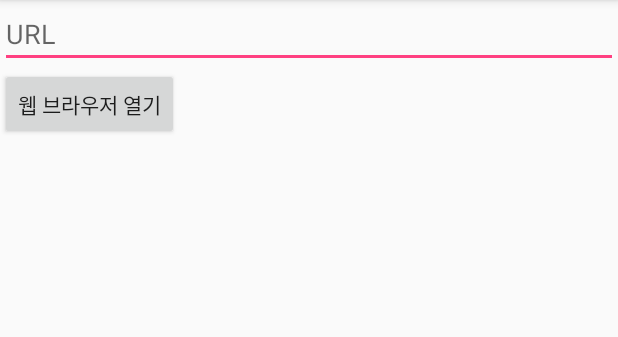
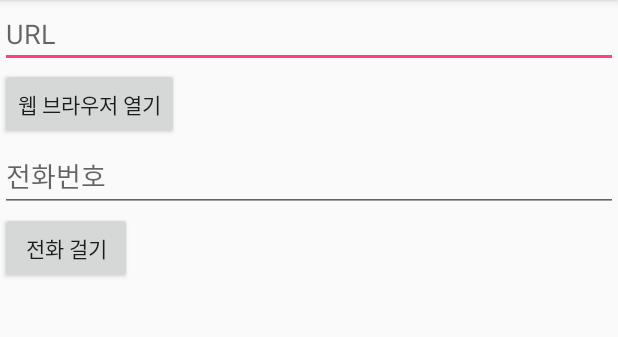
Before and after one commit to suwonsmartapp/Android6ki, an Android app: the ImplicitIntentActivity screen opened directly, with no data from a screen before it, on a phone screen of 412 x 824 dp, the part 84-421 px from its top. Run offline under Robolectric (Android 15) with nearby library versions, the phone set to English and light mode, and no system bars.

Commit message:
암시적 인텐트 : 전화 걸기

```diff
--- a/app/build.gradle
+++ b/app/build.gradle
@@ -6,7 +6,7 @@ android {
     defaultConfig {
         applicationId "com.example.myapplication"
         minSdkVersion 21
-        targetSdkVersion 25
+        targetSdkVersion 22
         versionCode 1
         versionName "1.0"
         testInstrumentationRunner "android.support.test.runner.AndroidJUnitRunner"
--- a/app/src/main/res/layout/activity_implicit_intent.xml
+++ b/app/src/main/res/layout/activity_implicit_intent.xml
@@ -19,4 +19,17 @@
         android:onClick="openWebBrowser"
         android:text="웹 브라우저 열기" />
 
+    <EditText
+        android:id="@+id/phone_edit"
+        android:layout_width="match_parent"
+        android:layout_height="wrap_content"
+        android:hint="전화번호"
+        android:inputType="phone" />
+
+    <Button
+        android:layout_width="wrap_content"
+        android:layout_height="wrap_content"
+        android:onClick="dialPhone"
+        android:text="전화 걸기" />
+
 </LinearLayout>
```
Also changed, not shown: app/src/main/java/com/example/myapplication/ImplicitIntentActivity.java (+14 -0 lines).
